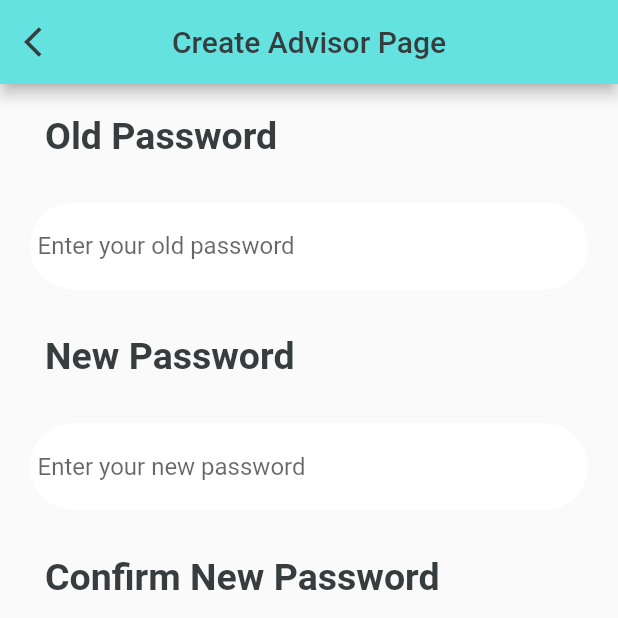
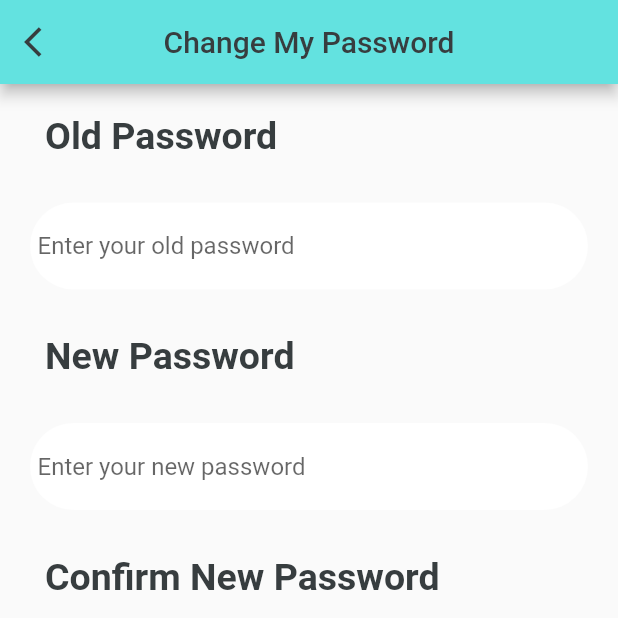
Before and after one commit to riya25082000/advisor-app, a Flutter app: the ChangePassword screen opened directly with empty values, on a phone screen of 412 x 824 dp, the top half of it. Run offline on Flutter 3.47's test engine with Material 2 defaults, Android fonts, the phone set to English and light mode, and no system bars; our stand-ins replace expansion_tile_card, firebase_auth, fluttertoast, google_fonts, local_auth, percent_indicator and 2 more; missing offline and left inert: flutter_plugin_pdf_viewer; accounts and stored records are empty.

Commit message:
change password, login works perfectly,shared preferences also works

```diff
--- a/lib/changePassword.dart
+++ b/lib/changePassword.dart
@@ -57,7 +57,7 @@ class _ChangePasswordState extends State<ChangePassword> {
         centerTitle: true,
         backgroundColor: Color(0xff63E2E0),
         title: Text(
-          'Create Advisor Page',
+          'Change My Password',
           style: TextStyle(
             color: Color(0xff373D3F),
           ),
```
